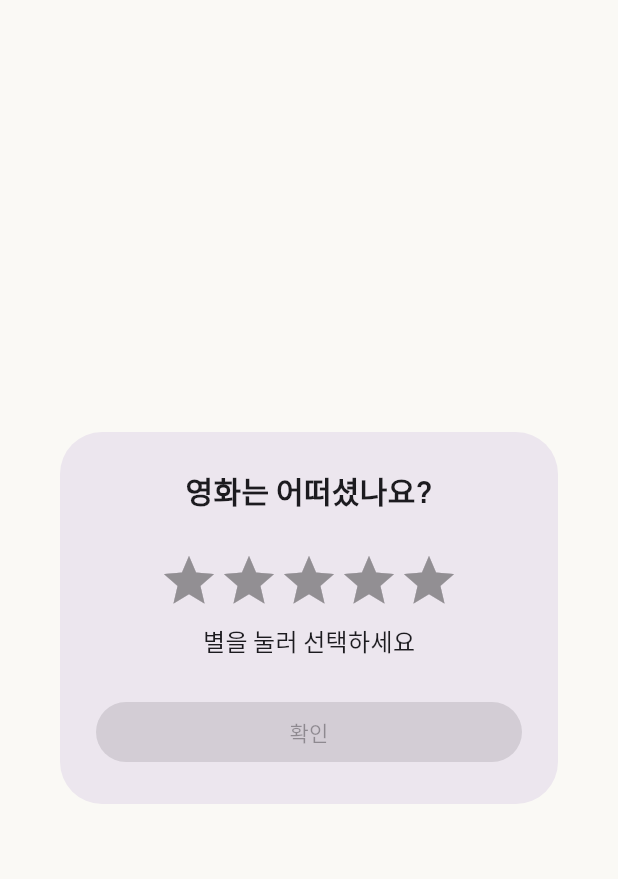
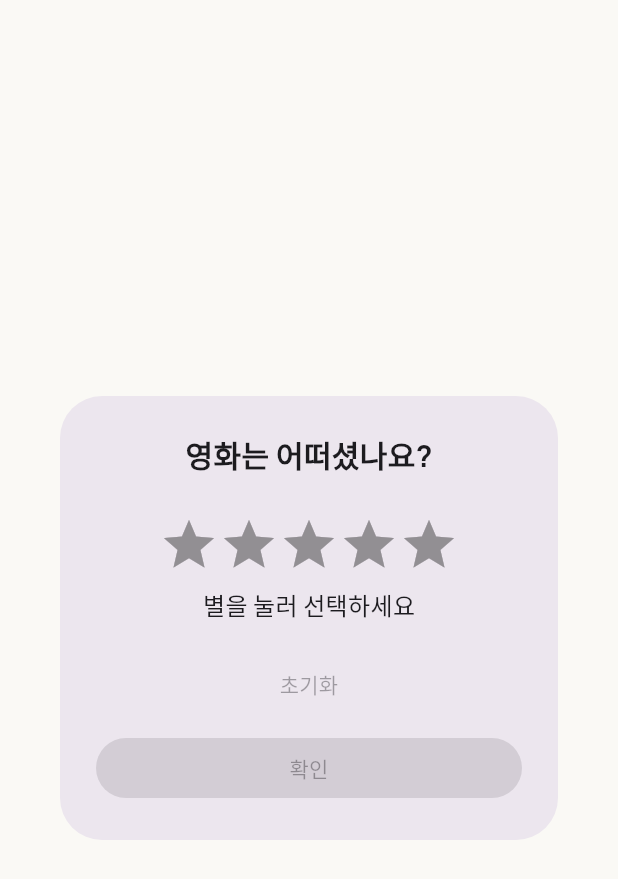
Before and after one commit to SSUMC-11th-organization/PE_Mobile_B, a Flutter app: the RatingDialog widget shown alone on an empty page, opened directly, on a phone screen of 412 x 824 dp. Shown: the top 879 px of the screen. Run offline on Flutter 3.47's test engine with Material 3 defaults, Android fonts, the light colour scheme and no system bars; drawn by our look-alikes of flutter_rating_bar; our stand-ins replace flutter_svg, go_router.

Commit message:
[week3/challenge] 평점 Dialog에 초기화·다시 선택 기능 추가

```diff
--- a/Atogong/lib/screens/movie_detail/movie_detail_screen.dart
+++ b/Atogong/lib/screens/movie_detail/movie_detail_screen.dart
@@ -31,7 +31,7 @@ class _MovieDetailScreenState extends State<MovieDetailScreen> {
   Future<void> _openRatingDialog() async {
     final rating = await showDialog<double>(
       context: context,
-      builder: (_) => const RatingDialog(),
+      builder: (_) => RatingDialog(initialRating: _myRating),
     );
     if (rating == null || !mounted) return;
     setState(() => _myRating = rating);
--- a/Atogong/lib/screens/movie_detail/widgets/rating_dialog.dart
+++ b/Atogong/lib/screens/movie_detail/widgets/rating_dialog.dart
@@ -3,17 +3,24 @@ import 'package:flutter/material.dart';
 import 'movie_rating_input.dart';
 
 class RatingDialog extends StatefulWidget {
-  const RatingDialog({super.key});
+  const RatingDialog({super.key, this.initialRating});
+
+  final double? initialRating;
 
   @override
   State<RatingDialog> createState() => _RatingDialogState();
 }
 
 class _RatingDialogState extends State<RatingDialog> {
-  double _rating = 0;
+  late double _rating = widget.initialRating ?? 0;
+
+  void _reset() => setState(() => _rating = 0);
+  void _restore() => setState(() => _rating = widget.initialRating ?? 0);
 
   @override
   Widget build(BuildContext context) {
+    final hasPrevious = widget.initialRating != null;
+
     return Dialog(
       child: Padding(
         padding: const EdgeInsets.all(24),
@@ -25,13 +32,32 @@ class _RatingDialogState extends State<RatingDialog> {
               style: TextStyle(fontSize: 20, fontWeight: FontWeight.w700),
             ),
             const SizedBox(height: 24),
+            // RatingBar가 initialRating 변경을 반영하도록 key 부여
             MovieRatingInput(
+              key: ValueKey(_rating),
               rating: _rating,
               onChanged: (value) => setState(() => _rating = value),
             ),
             const SizedBox(height: 8),
             Text(_rating == 0 ? '별을 눌러 선택하세요' : '$_rating점'),
-            const SizedBox(height: 24),
+            const SizedBox(height: 16),
+            Row(
+              mainAxisAlignment: MainAxisAlignment.center,
+              children: [
+                TextButton(
+                  onPressed: _rating == 0 ? null : _reset,
+                  child: const Text('초기화'),
+                ),
+                if (hasPrevious)
+                  TextButton(
+                    onPressed: _rating == widget.initialRating
+                        ? null
+                        : _restore,
+                    child: const Text('다시 선택'),
+                  ),
+              ],
+            ),
+            const SizedBox(height: 8),
             SizedBox(
               width: double.infinity,
               child: FilledButton(
```
